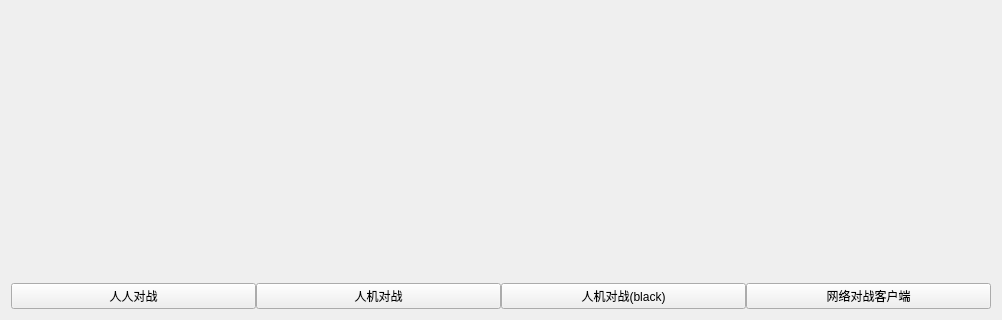
The window that mainwidget.ui (iynaur/ChineseChess) describes before a commit, drawn with Qt 5; both pictures show x 0 to 1002 and y 281 to 601 of the 1002 by 601 pixel window.
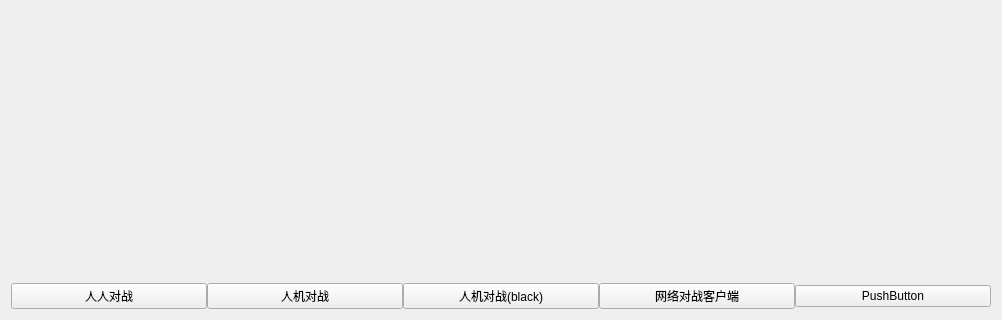
The same window after the commit.

Diff of the .ui file:
```diff
--- a/mainwidget.ui
+++ b/mainwidget.ui
@@ -60,6 +60,13 @@
        </property>
       </widget>
      </item>
+     <item>
+      <widget class="QPushButton" name="pushButton_5">
+       <property name="text">
+        <string>PushButton</string>
+       </property>
+      </widget>
+     </item>
     </layout>
    </item>
   </layout>
```
